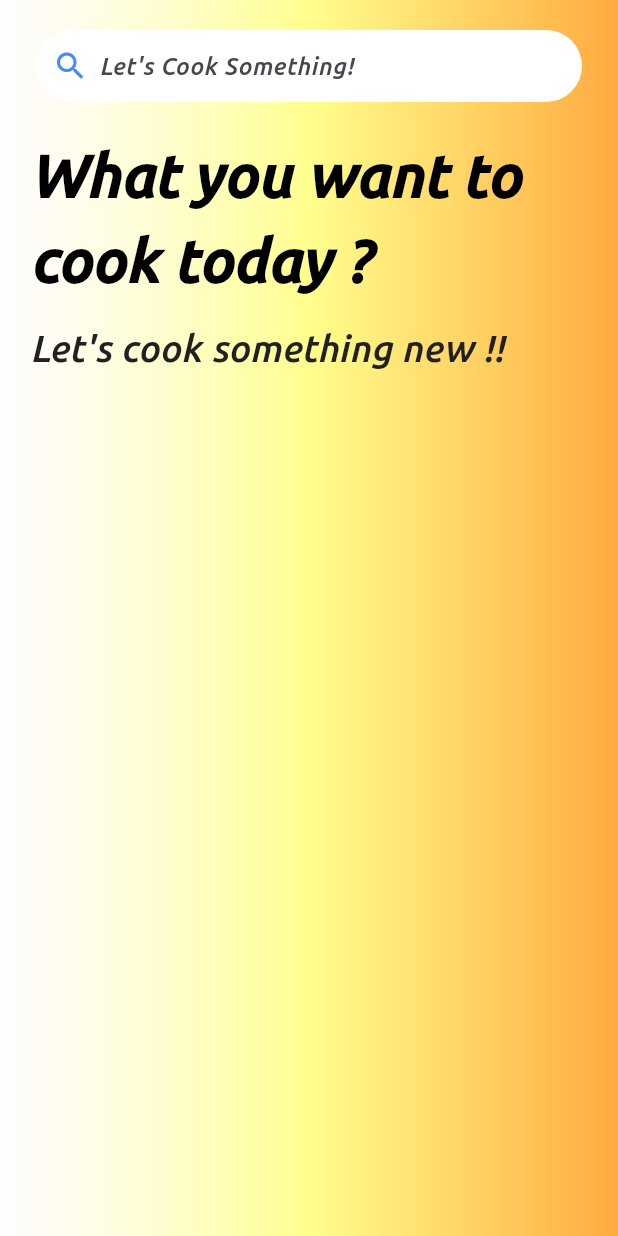
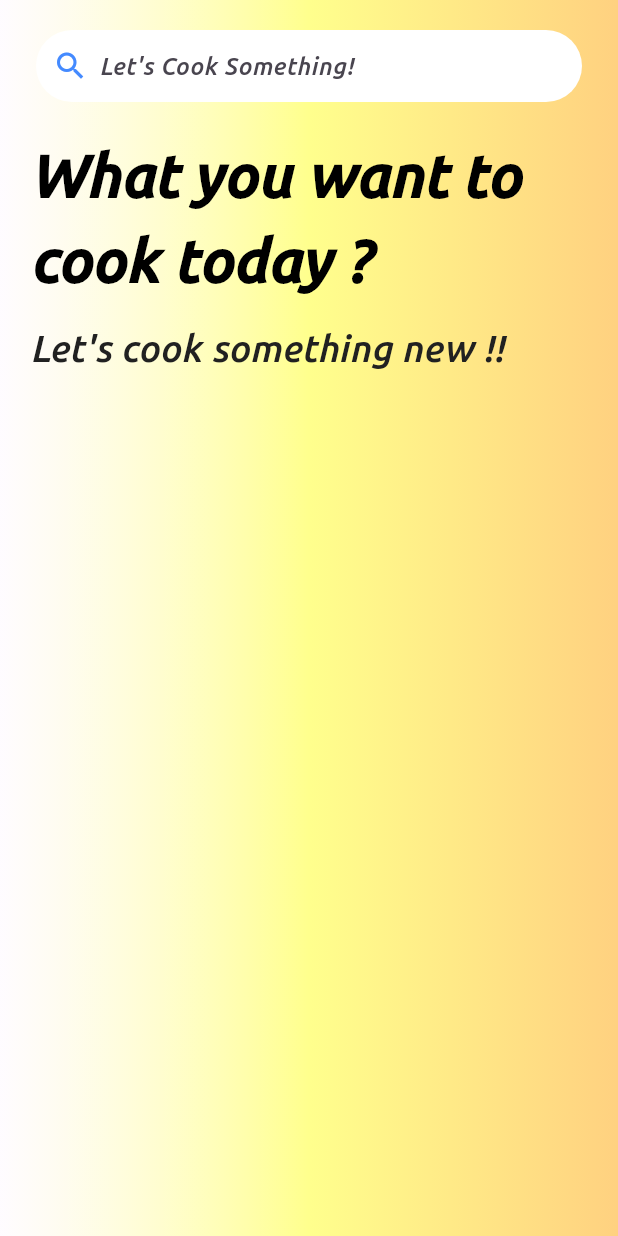
Before and after one commit to Uanuragdhyay/RecipieBook, a Flutter app: the screen it shows after launch, on a phone screen of 412 x 824 dp. Run offline on Flutter 3.47's test engine with Material 3 defaults, Android fonts, the phone set to English and light mode, and no system bars.

Commit message:
initiated home page

```diff
--- a/lib/home.dart
+++ b/lib/home.dart
@@ -22,7 +22,7 @@ class _HomeState extends State<Home> {
                   colors:[
                     Colors.white60,
                     Colors.yellowAccent.shade100,
-                    Colors.orangeAccent.shade200
+                    Colors.orangeAccent.shade100
                   ]
               )
             ),
```
